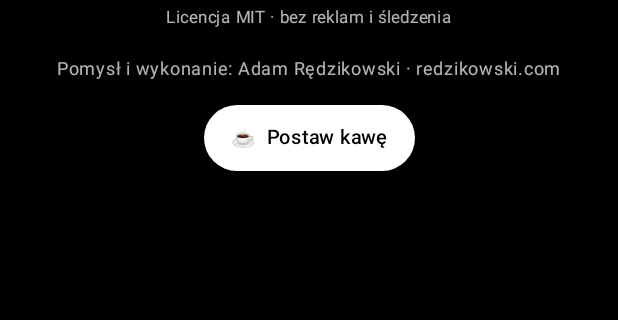
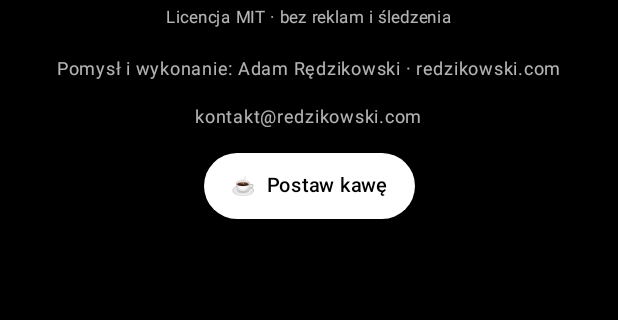
Before and after one commit to BlackSingularities/OpenSync, an Android app built with Jetpack Compose: the composable About called with empty values, on a phone screen of 412 x 824 dp, the part 54-374 px from its top. Run offline under Robolectric (Android 15) with nearby library versions, the phone set to English and light mode, and no system bars.

Commit message:
Adres kontaktowy kontakt@redzikowski.com przy creditach autora
Co-Authored-By: Claude Opus 5.5 <noreply@anthropic.com>

```diff
--- a/app/src/main/java/com/blacksingularities/opensync/ui/components/Controls.kt
+++ b/app/src/main/java/com/blacksingularities/opensync/ui/components/Controls.kt
@@ -418,6 +418,13 @@ fun About(version: String) {
                 .padding(horizontal = 8.dp, vertical = 4.dp),
         )
         Text(
+            "kontakt@redzikowski.com",
+            fontSize = 12.sp, color = Palette.TextDim,
+            modifier = Modifier.padding(top = 0.dp).clip(RoundedCornerShape(8.dp))
+                .clickable { runCatching { uri.openUri("mailto:kontakt@redzikowski.com") } }
+                .padding(horizontal = 8.dp, vertical = 4.dp),
+        )
+        Text(
             "☕  Postaw kawę", fontSize = 13.sp, color = Palette.Ink, fontWeight = FontWeight.SemiBold,
             modifier = Modifier.padding(top = 8.dp).clip(RoundedCornerShape(50)).background(Color.White)
                 .clickable { runCatching { uri.openUri("https://buycoffee.to/adamredzikowski") } }
```
